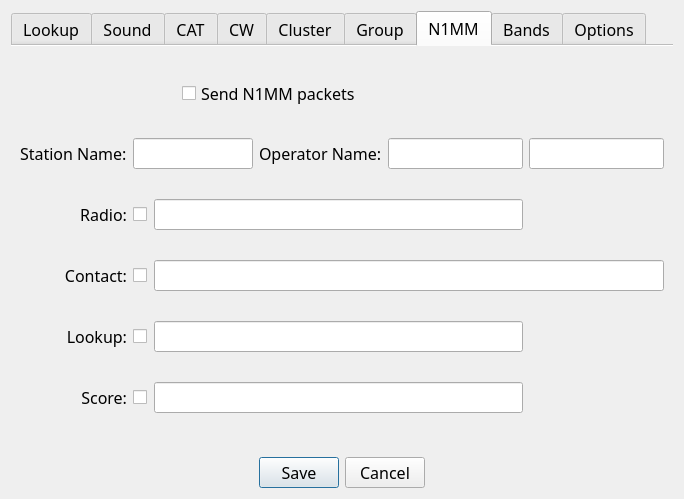
First picture: the form in not1mm/data/configuration.ui, repository mbridak/not1mm, before the edit.
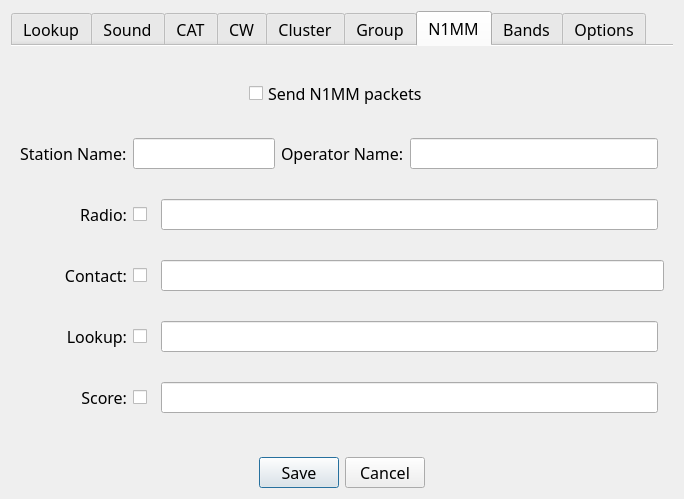
Second picture: the form after the edit. The open tabs and pages were chosen to show the change.

Commit message: another dupe field...

```diff
--- a/not1mm/data/configuration.ui
+++ b/not1mm/data/configuration.ui
@@ -1251,26 +1251,6 @@
          </property>
         </widget>
        </item>
-       <item row="1" column="6">
-        <widget class="QLineEdit" name="n1mm_operator">
-         <property name="font">
-          <font>
-           <family>JetBrains Mono</family>
-           <pointsize>12</pointsize>
-           <strikeout>false</strikeout>
-          </font>
-         </property>
-         <property name="accessibleName">
-          <string>send contact packets</string>
-         </property>
-         <property name="accessibleDescription">
-          <string>send n 1 m m contact packets.</string>
-         </property>
-         <property name="text">
-          <string/>
-         </property>
-        </widget>
-       </item>
        <item row="1" column="1" colspan="3">
         <widget class="QLineEdit" name="n1mm_station_name">
          <property name="font">
```
Left out of the diff: 3 changed lines with no effect on the pictures.
